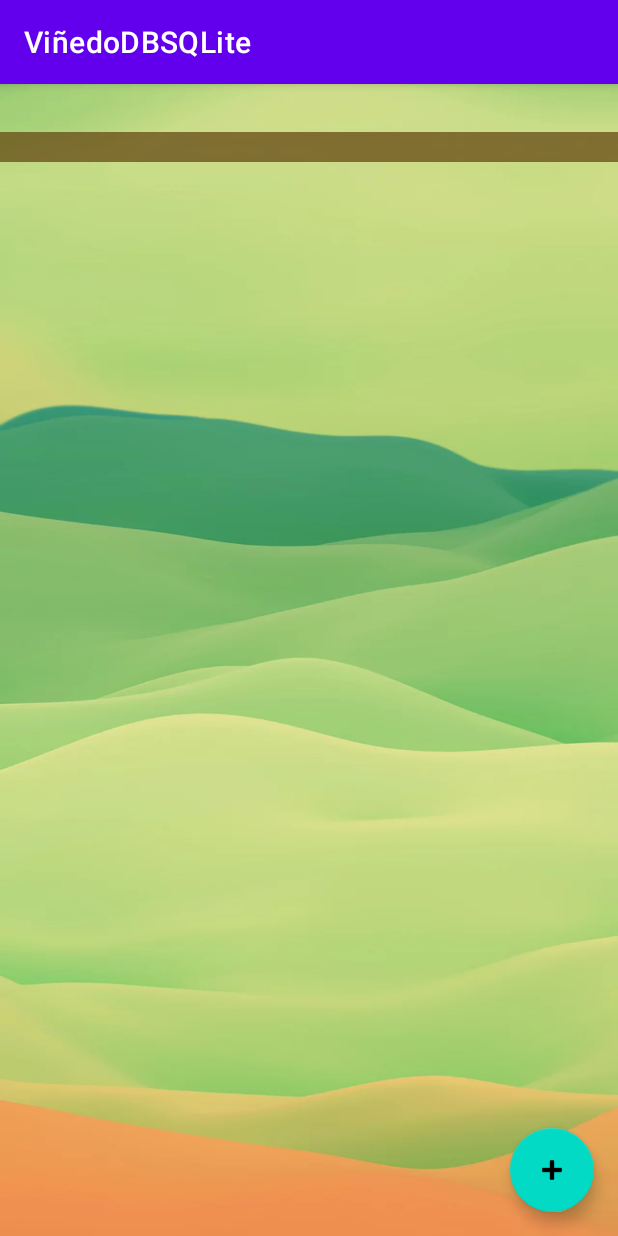
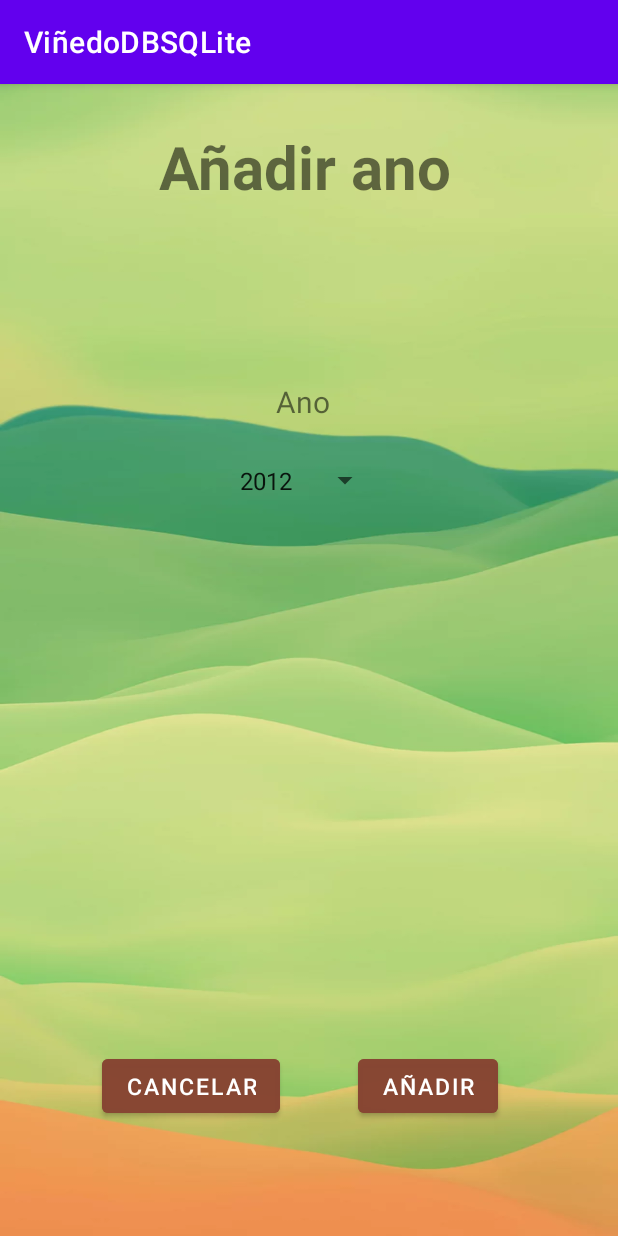
Before and after one commit to XabierBA/VinedoDBSQLite, an Android app: the AnosActivity screen opened directly, with no data from a screen before it, after a tap on an icon or button, on a phone screen of 412 x 824 dp. Run offline under Robolectric (Android 15) with nearby library versions, the phone set to English and light mode, and no system bars; 2 statements that could not run were skipped.

Commit message:
V11 - LIST MESES START

```diff
--- a/app/src/main/java/com/example/viedodbsqlite/Front/AnosActivity.java
+++ b/app/src/main/java/com/example/viedodbsqlite/Front/AnosActivity.java
@@ -17,6 +17,7 @@ import com.example.viedodbsqlite.Data.Contracts.VinaContracts;
 import com.example.viedodbsqlite.Data.DB.ConexiónSQLite;
 import com.example.viedodbsqlite.Data.Tablas.Ano;
 import com.example.viedodbsqlite.Data.Tablas.Vina;
+import com.example.viedodbsqlite.Insert.InsertAnos;
 import com.example.viedodbsqlite.R;
 import com.google.android.material.floatingactionbutton.FloatingActionButton;
 
@@ -30,14 +31,16 @@ public class AnosActivity extends AppCompatActivity {
     ArrayList<Ano> listaAno;
 
 
+
     ConexiónSQLite conn = new ConexiónSQLite(this, "db_vinedo", null,2);
 
+
     protected void onCreate(Bundle savedInstanceState){
-        super.onCreate(savedInstanceState);
-        setContentView(R.layout.activity_anos);
 
 
 
+        super.onCreate(savedInstanceState);
+        setContentView(R.layout.activity_anos);
 
         listViewAnos = (ListView) findViewById(R.id.listAnos);
         FloatingActionButton insertAnos = findViewById(R.id.addAnos);
@@ -46,16 +49,20 @@ public class AnosActivity extends AppCompatActivity {
         ArrayAdapter adaptador = new ArrayAdapter(this, android.R.layout.simple_list_item_1, listaInfo);
         listViewAnos.setAdapter(adaptador);
 
+
     }
 
     private void consultarlistaAnos() {
+
+        Intent listVinas = getIntent();
+        int id_vina = listVinas.getExtras().getInt("id_vina");
+
         SQLiteDatabase db = conn.getReadableDatabase();
 
         Ano ano = null;
         listaAno = new ArrayList<Ano>();
 
-        Intent listVinas = getIntent();
-        int id_vina = listVinas.getExtras().getInt("id_vina");
+
 
         Cursor cursor = db.rawQuery("SELECT * FROM "+ AnoContracts.AnoEntry.TABLE_NAME+" WHERE "+ AnoContracts.AnoEntry.ID_VINA+" = "+id_vina, null);
 
@@ -80,10 +87,11 @@ public class AnosActivity extends AppCompatActivity {
     }
 
     public void onClick(View view){
+        Intent listVinas = getIntent();
+        int id_vina = listVinas.getExtras().getInt("id_vina");
 
-        /*Intent insertAnos = new Intent(this, InsertAnos.class);
-        startActivity(insertAnos);*/
-
+        Intent insertAnos = new Intent(this, InsertAnos.class);
+        insertAnos.putExtra("id_vina", id_vina);
+        startActivity(insertAnos);
     }
-
 }
--- a/app/src/main/java/com/example/viedodbsqlite/Front/VinasActivity.java
+++ b/app/src/main/java/com/example/viedodbsqlite/Front/VinasActivity.java
@@ -8,14 +8,13 @@ import android.view.View;
 import android.widget.AdapterView;
 import android.widget.ArrayAdapter;
 import android.widget.ListView;
-import android.widget.Toast;
 
 import androidx.appcompat.app.AppCompatActivity;
-import androidx.fragment.app.FragmentManager;
 
 import com.example.viedodbsqlite.Data.Contracts.VinaContracts;
 import com.example.viedodbsqlite.Data.DB.ConexiónSQLite;
 import com.example.viedodbsqlite.Data.Tablas.Vina;
+import com.example.viedodbsqlite.Insert.InsertVinas;
 import com.example.viedodbsqlite.R;
 import com.google.android.material.floatingactionbutton.FloatingActionButton;
 
--- /dev/null
+++ b/app/src/main/java/com/example/viedodbsqlite/Insert/InsertAnos.java
@@ -0,0 +1,76 @@
+package com.example.viedodbsqlite.Insert;
+
+import androidx.appcompat.app.AppCompatActivity;
+
+import android.content.ContentValues;
+import android.content.Intent;
+import android.database.sqlite.SQLiteDatabase;
+import android.os.Bundle;
+import android.view.View;
+import android.widget.ArrayAdapter;
+import android.widget.EditText;
+import android.widget.Spinner;
+import android.widget.Toast;
+
+import com.example.viedodbsqlite.Data.Contracts.AnoContracts;
+import com.example.viedodbsqlite.Data.Contracts.VinaContracts;
+import com.example.viedodbsqlite.Data.DB.ConexiónSQLite;
+import com.example.viedodbsqlite.Front.AnosActivity;
+import com.example.viedodbsqlite.Front.VinasActivity;
+import com.example.viedodbsqlite.R;
+
+import java.util.ArrayList;
+import java.util.Calendar;
+import java.util.Set;
+
+public class InsertAnos extends AppCompatActivity {
+    ConexiónSQLite conn = new ConexiónSQLite(this, "db_vinedo", null,2);
+
+    @Override
+    protected void onCreate(Bundle savedInstanceState) {
+        super.onCreate(savedInstanceState);
+        setContentView(R.layout.activity_insert_anos);
+
+        ArrayList<String> years = new ArrayList<String>();
+
+        int thisYear = Calendar.getInstance().get(Calendar.YEAR);
+
+        for (int i = thisYear - 10; i <= thisYear + 200; i++) {
+            years.add(Integer.toString(i));
+        }
+
+        ArrayAdapter<String> adapter = new ArrayAdapter<String>(this, android.R.layout.simple_spinner_item, years);
+        Spinner spinAnos= (Spinner)findViewById(R.id.spinnerAnos);
+        spinAnos.setAdapter(adapter);
+    }
+    public void onClick(View view){
+        switch (view.getId()){
+            case R.id.insertAnos:
+                insertAnos();
+                break;
+
+            case R.id.cancel:
+                Intent listaAnos = new Intent(this, AnosActivity.class);
+                startActivity(listaAnos);
+                break;
+        }
+    }
+
+    public void insertAnos() {
+        Intent listVinas = getIntent();
+        int id_vina = listVinas.getExtras().getInt("id_vina");
+
+        SQLiteDatabase db = conn.getWritableDatabase();
+
+        Spinner ano = findViewById(R.id.spinnerAnos);
+
+        ContentValues values = new ContentValues();
+        values.clear();
+        values.put(AnoContracts.AnoEntry.ID_VINA, id_vina);
+        values.put(AnoContracts.AnoEntry.ANO, ano.getSelectedItem().toString());
+
+
+        db.insert(AnoContracts.AnoEntry.TABLE_NAME, AnoContracts.AnoEntry.ID_ANO ,values);
+        Toast.makeText(this, "Registro exitoso", Toast.LENGTH_SHORT).show();
+    }
+}
--- /dev/null
+++ b/app/src/main/res/layout/activity_insert_anos.xml
@@ -0,0 +1,72 @@
+<?xml version="1.0" encoding="utf-8"?>
+<androidx.constraintlayout.widget.ConstraintLayout xmlns:android="http://schemas.android.com/apk/res/android"
+    xmlns:app="http://schemas.android.com/apk/res-auto"
+    xmlns:tools="http://schemas.android.com/tools"
+    android:layout_width="match_parent"
+    android:layout_height="match_parent"
+    android:background="@drawable/smooth"
+    tools:context=".MainActivity">
+
+    <TextView
+        android:id="@+id/titulo"
+        android:layout_width="wrap_content"
+        android:layout_height="wrap_content"
+        android:layout_marginStart="30dp"
+        android:layout_marginTop="28dp"
+        android:layout_marginEnd="30dp"
+        android:text="Añadir ano"
+        android:textSize="40dp"
+        android:textStyle="bold"
+        android:translationX="50dp"
+        app:layout_constraintEnd_toEndOf="parent"
+        app:layout_constraintHorizontal_bias="0.165"
+        app:layout_constraintStart_toStartOf="parent"
+        app:layout_constraintTop_toTopOf="parent" />
+
+    <TextView
+        android:id="@+id/tvano"
+        android:layout_width="wrap_content"
+        android:layout_height="wrap_content"
+        android:layout_marginStart="184dp"
+        android:layout_marginTop="116dp"
+        android:text="Ano"
+        android:textSize="20dp"
+        app:layout_constraintStart_toStartOf="parent"
+        app:layout_constraintTop_toBottomOf="@+id/titulo" />
+
+    <Button
+        android:id="@+id/insertAnos"
+        android:layout_width="wrap_content"
+        android:layout_height="wrap_content"
+        android:layout_marginEnd="80dp"
+        android:layout_marginBottom="76dp"
+        android:backgroundTint="#DC874532"
+        android:onClick="onClick"
+        android:text="Añadir"
+        android:textSize="15dp"
+        app:layout_constraintBottom_toBottomOf="parent"
+        app:layout_constraintEnd_toEndOf="parent" />
+
+    <Button
+        android:id="@+id/cancel"
+        android:layout_width="wrap_content"
+        android:layout_height="wrap_content"
+        android:layout_marginStart="68dp"
+        android:layout_marginBottom="76dp"
+        android:backgroundTint="#DC874532"
+        android:onClick="onClick"
+        android:text="Cancelar"
+        android:textSize="15dp"
+        app:layout_constraintBottom_toBottomOf="parent"
+        app:layout_constraintStart_toStartOf="parent" />
+
+    <Spinner
+        android:id="@+id/spinnerAnos"
+        android:layout_width="102dp"
+        android:layout_height="38dp"
+        android:layout_marginStart="152dp"
+        android:layout_marginTop="20dp"
+        app:layout_constraintStart_toStartOf="parent"
+        app:layout_constraintTop_toBottomOf="@+id/tvano" />
+
+</androidx.constraintlayout.widget.ConstraintLayout>
```
Also changed, not shown: app/src/main/AndroidManifest.xml (+7 -1 lines), app/src/main/java/com/example/viedodbsqlite/Data/DB/ConexiónSQLite.java (+16 -3 lines), app/src/main/java/com/example/viedodbsqlite/Front/MesActivity.java (added, +16 -0 lines), app/src/main/java/com/example/viedodbsqlite/Insert/InsertVinas.java (renamed from app/src/main/java/com/example/viedodbsqlite/Front/InsertVinas.java, +4 -3 lines), app/src/main/java/com/example/viedodbsqlite/MainActivity.java (+9 -25 lines), app/src/main/res/layout/activity_main.xml (+12 -0 lines), app/src/main/res/layout/activity_mes.xml (added, +9 -0 lines).
